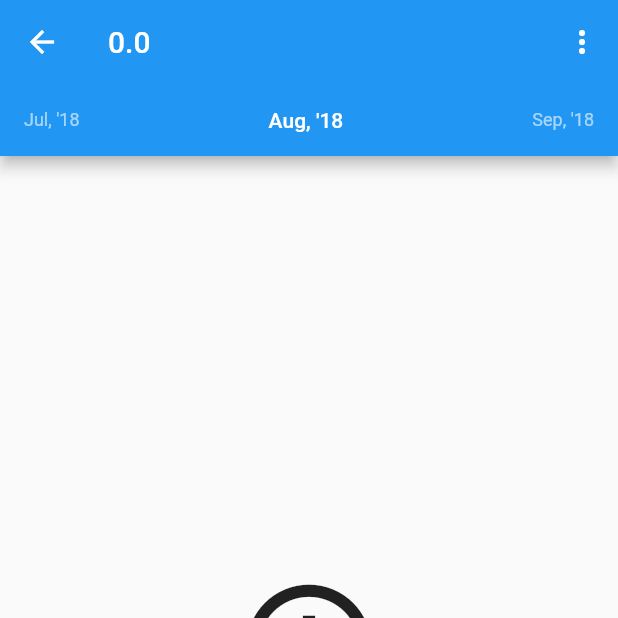
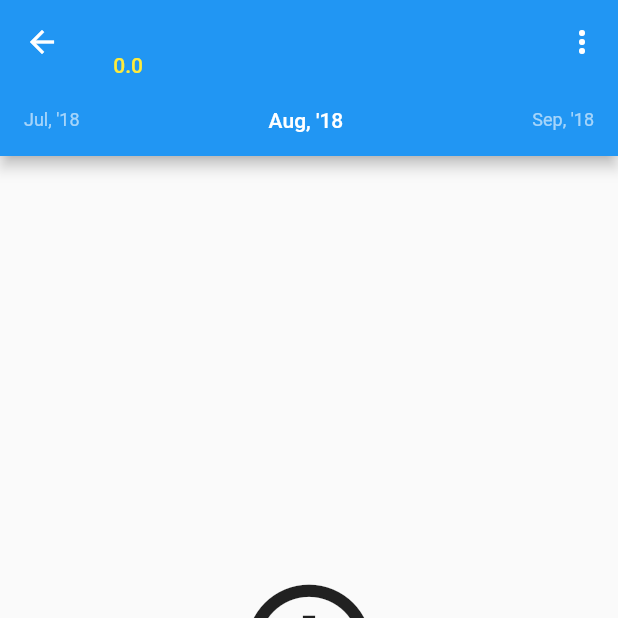
Before and after one commit to piggyvault/piggyvault, a Flutter app: the AccountDetailPage screen opened directly with empty values, on a phone screen of 412 x 824 dp, the top half of it. Run offline on Flutter 3.47's test engine with Material 2 defaults, Android fonts, the phone set to English and light mode, and no system bars; our stand-ins replace rxdart, shared_preferences; accounts and stored records are empty; network calls fail; statements that could not run were skipped.

Commit message:
account balance placement updated

```diff
--- a/lib/ui/page/account/account_detail.dart
+++ b/lib/ui/page/account/account_detail.dart
@@ -56,13 +56,24 @@ class _AccountDetailPageState extends State<AccountDetailPage>
           final state = snapshot.data;
           final account =
               state.account == null ? widget.account : state.account;
-          debugPrint('######## state is $state');
+          // debugPrint('######## state is $state');
           return Scaffold(
             appBar: AppBar(
-              title: Row(
+              title: Column(
+                crossAxisAlignment: CrossAxisAlignment.start,
                 children: <Widget>[
-                  Text('${widget.account.name}'),
-                  Text('${account.currentBalance} ${account.currencySymbol}')
+                  Padding(
+                    padding: const EdgeInsets.only(top: 8.0),
+                    child: Text('${widget.account.name}'),
+                  ),
+                  Text(
+                    ' ${account.currentBalance} ${account.currencySymbol}',
+                    style: Theme
+                        .of(context)
+                        .textTheme
+                        .body2
+                        .copyWith(color: Colors.yellow),
+                  )
                 ],
               ),
               bottom: PreferredSize(
@@ -117,9 +128,9 @@ class _AccountDetailPageState extends State<AccountDetailPage>
             body: SafeArea(
               top: false,
               bottom: false,
-              child: new Column(
+              child: Column(
                 children: <Widget>[
-                  new Expanded(
+                  Expanded(
                     child: Stack(
                       children: <Widget>[
                         // Fade in a loading screen when results are being fetched
```
